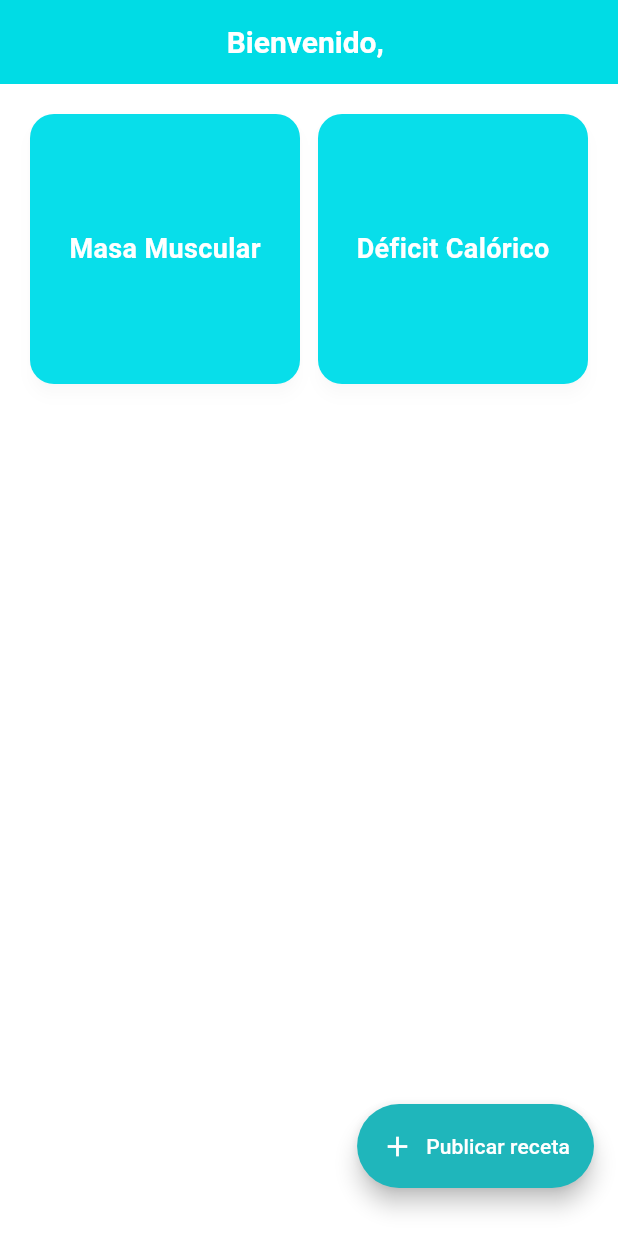
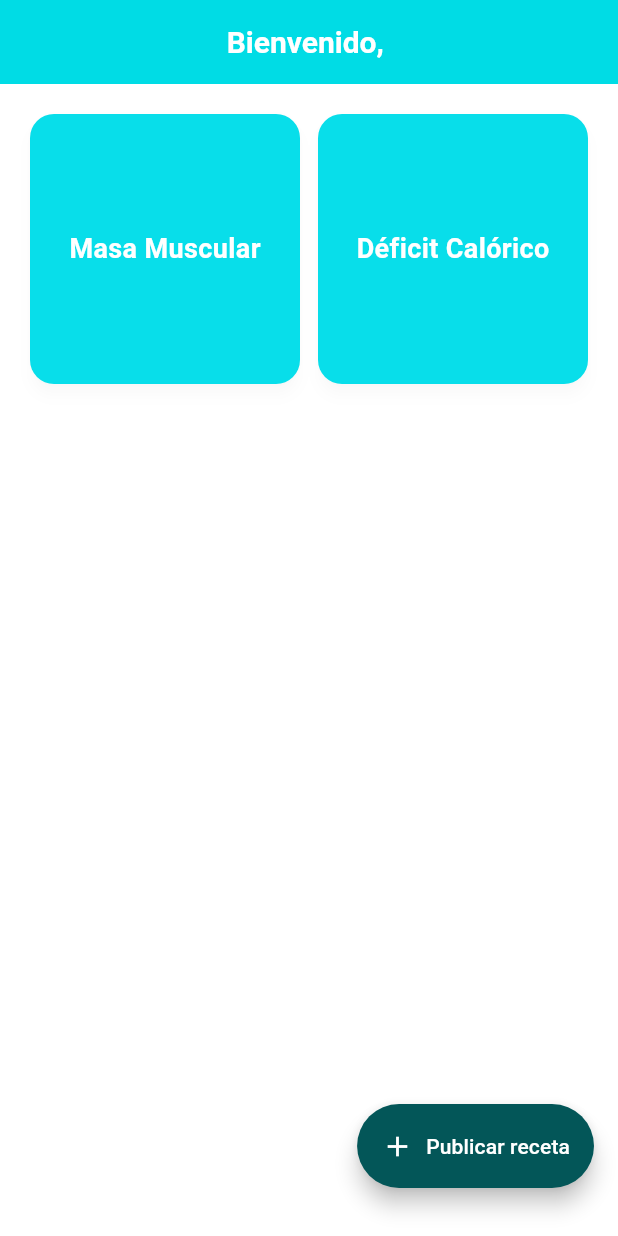
Before and after one commit to yahirmnk/menu_app, a Flutter app: the HomeScreen screen opened directly with empty values, on a phone screen of 412 x 824 dp. Run offline on Flutter 3.47's test engine with Material 3 defaults, Android fonts, the light colour scheme and no system bars.

Commit message:
colores a chips

```diff
--- a/lib/ui/app_colors.dart
+++ b/lib/ui/app_colors.dart
@@ -3,7 +3,7 @@ import 'package:flutter/material.dart';
 class AppColors {
   // Paleta base (monocromática turquesa–azulada)
   static const Color cyanBright = Color(0xFF00DCE5);  // principal (botones, resaltes)
-  static const Color cyanMedium = Color(0xFF1FB6BB);  // secundarios, chips
+  static const Color cyanMedium = Color.fromARGB(255, 3, 86, 88);  // secundarios, chips
   static const Color cyanDark = Color(0xFF308D91);    // títulos, iconos destacados
   static const Color tealGray = Color(0xFF336466);    // barras, sombras suaves
   static const Color deepTeal = Color(0xFF283B3C);    // texto principal, fondos oscuros
```
